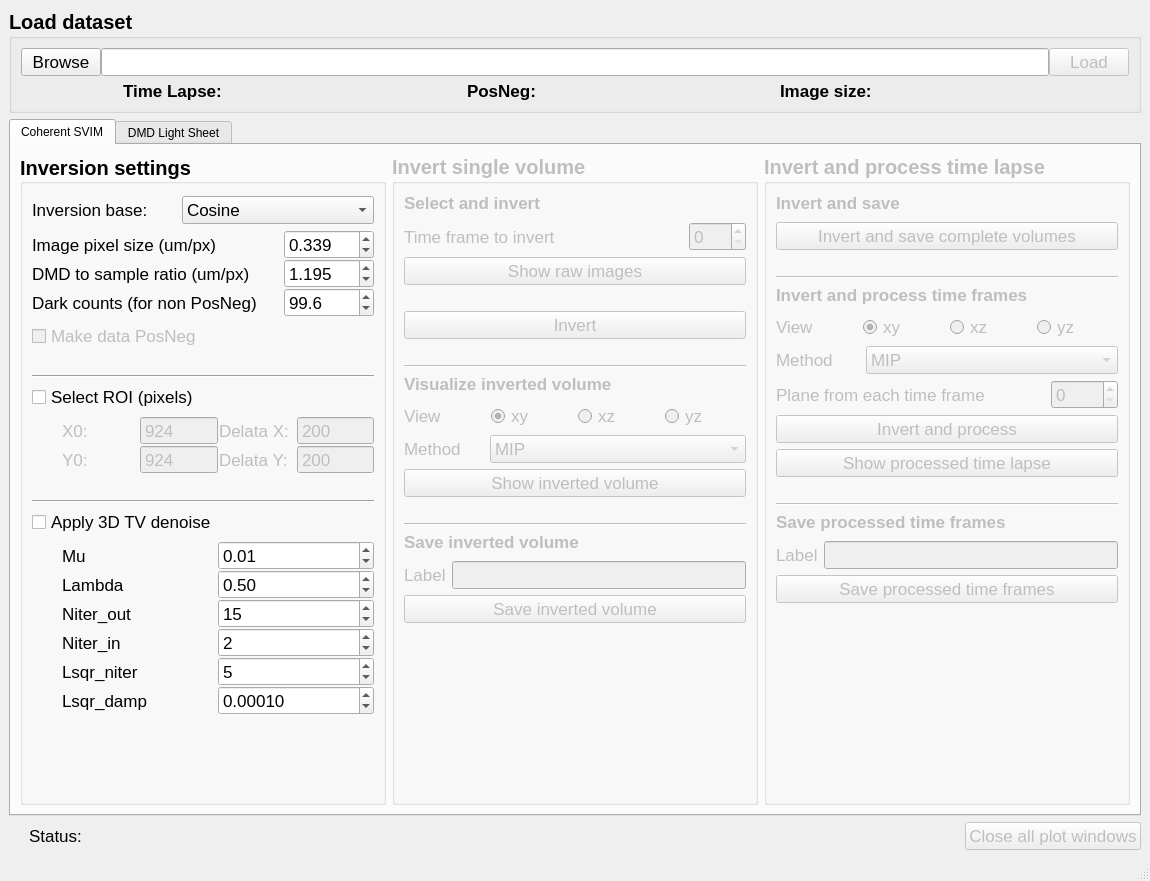
First picture: the form in smSVIM_microscope_analyser/analyser_6090_tabs_2.ui, repository marccv/smSVIM, before the edit.
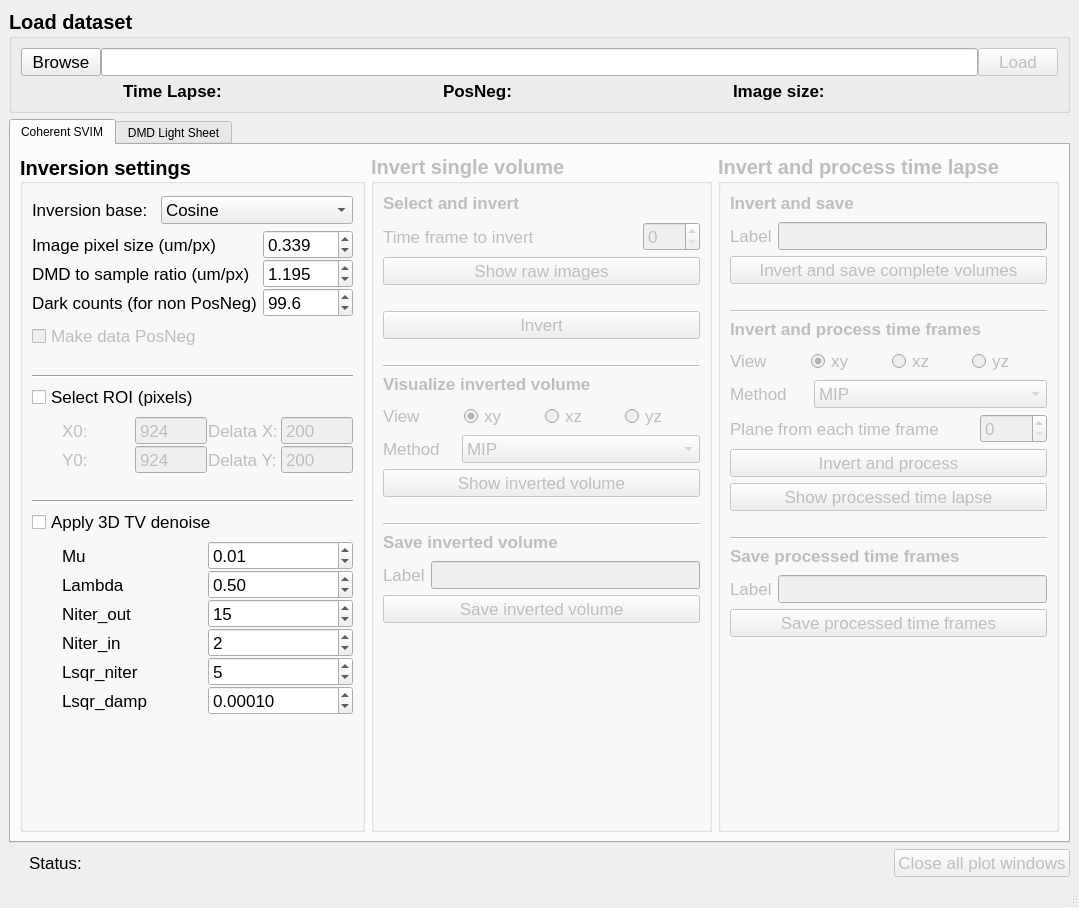
Second picture: the form after the edit.

Patch:
```diff
--- a/smSVIM_microscope_analyser/analyser_6090_tabs_2.ui
+++ b/smSVIM_microscope_analyser/analyser_6090_tabs_2.ui
@@ -6,8 +6,8 @@
    <rect>
     <x>0</x>
     <y>0</y>
-    <width>1150</width>
-    <height>881</height>
+    <width>1079</width>
+    <height>908</height>
    </rect>
   </property>
   <property name="sizePolicy">
@@ -696,6 +696,38 @@
                 </property>
                </spacer>
               </item>
+              <item>
+               <layout class="QGridLayout" name="gridLayout_7">
+                <property name="topMargin">
+                 <number>0</number>
+                </property>
+                <item row="0" column="0">
+                 <widget class="QLabel" name="label_10">
+                  <property name="font">
+                   <font>
+                    <pointsize>13</pointsize>
+                    <weight>50</weight>
+                    <bold>false</bold>
+                   </font>
+                  </property>
+                  <property name="text">
+                   <string>Label</string>
+                  </property>
+                 </widget>
+                </item>
+                <item row="0" column="1">
+                 <widget class="QLineEdit" name="lineEdit_save_complete_tl">
+                  <property name="font">
+                   <font>
+                    <pointsize>13</pointsize>
+                    <weight>50</weight>
+                    <bold>false</bold>
+                   </font>
+                  </property>
+                 </widget>
+                </item>
+               </layout>
+              </item>
               <item>
                <widget class="QPushButton" name="invert_and_save_complete_tl">
                 <property name="font">
```
Left out of the diff: 2 changed lines with no effect on the pictures.
